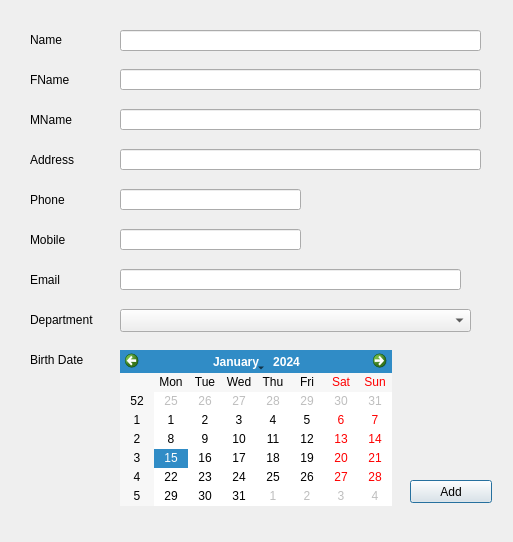
Old version of the form addnewstudentdialog.ui in the repository MrRisoni/Gauss.
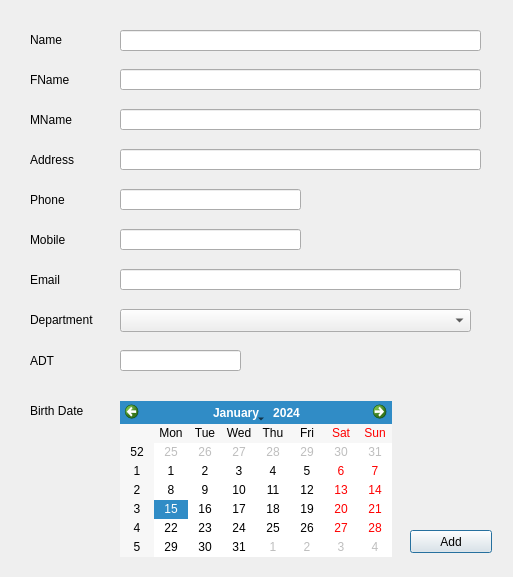
New version of the form.

What changed in the file:
```diff
--- a/addnewstudentdialog.ui
+++ b/addnewstudentdialog.ui
@@ -7,7 +7,7 @@
     <x>0</x>
     <y>0</y>
     <width>513</width>
-    <height>542</height>
+    <height>577</height>
    </rect>
   </property>
   <property name="windowTitle">
@@ -138,7 +138,7 @@
    <property name="geometry">
     <rect>
      <x>30</x>
-     <y>349</y>
+     <y>400</y>
      <width>91</width>
      <height>21</height>
     </rect>
@@ -278,7 +278,7 @@
    <property name="geometry">
     <rect>
      <x>410</x>
-     <y>480</y>
+     <y>530</y>
      <width>82</width>
      <height>23</height>
     </rect>
@@ -291,12 +291,35 @@
    <property name="geometry">
     <rect>
      <x>120</x>
-     <y>350</y>
+     <y>401</y>
      <width>272</width>
      <height>156</height>
     </rect>
    </property>
   </widget>
+  <widget class="QLabel" name="label_22">
+   <property name="geometry">
+    <rect>
+     <x>30</x>
+     <y>350</y>
+     <width>61</width>
+     <height>21</height>
+    </rect>
+   </property>
+   <property name="text">
+    <string>ADT</string>
+   </property>
+  </widget>
+  <widget class="QLineEdit" name="lineADT">
+   <property name="geometry">
+    <rect>
+     <x>120</x>
+     <y>350</y>
+     <width>121</width>
+     <height>21</height>
+    </rect>
+   </property>
+  </widget>
  </widget>
  <resources/>
  <connections/>
```
